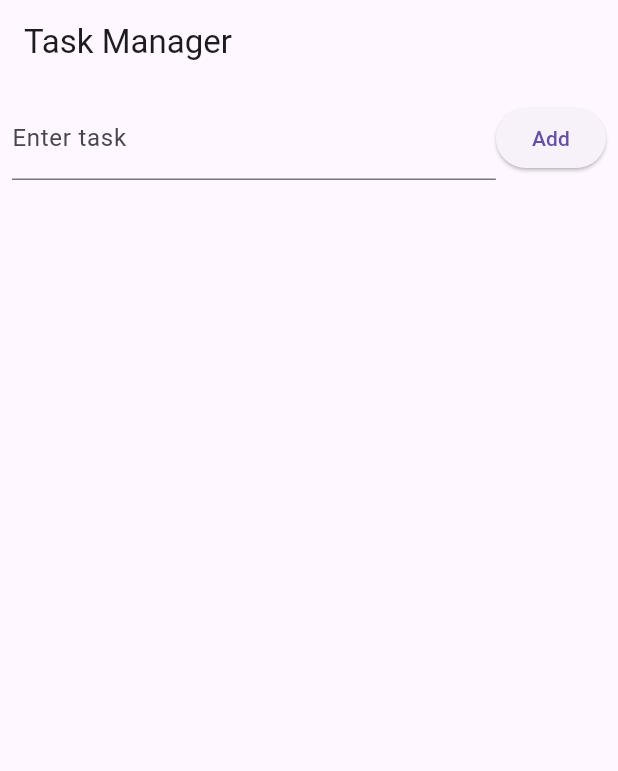
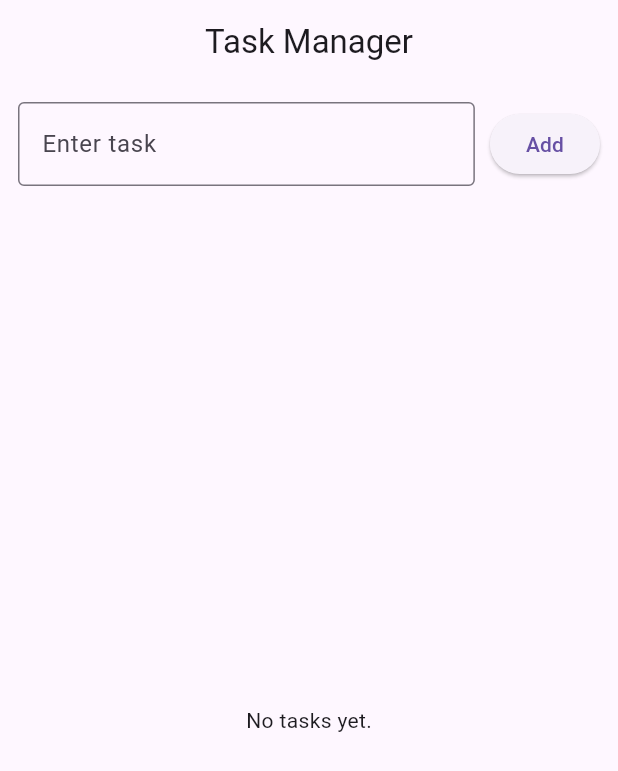
Before and after one commit to RurangwaDelice/Simple-Task-Manager, a Flutter app: the screen it shows after launch, on a phone screen of 412 x 824 dp. Shown: the top 771 px of the screen. Run offline on Flutter 3.47's test engine with Material 3 defaults, Android fonts, the phone set to English and light mode, and no system bars.

Commit message:
Describe what you changed in lib/main.dart

```diff
--- a/lib/main.dart
+++ b/lib/main.dart
@@ -8,7 +8,9 @@ class TaskManagerApp extends StatelessWidget {
   @override
   Widget build(BuildContext context) {
     return MaterialApp(
+      debugShowCheckedModeBanner: false,
       title: 'Simple Task Manager',
+      theme: ThemeData(primarySwatch: Colors.indigo),
       home: TaskListScreen(),
     );
   }
@@ -29,13 +31,20 @@ class _TaskListScreenState extends State<TaskListScreen> {
       setState(() {
         tasks.add(task);
         taskController.clear();
+        ScaffoldMessenger.of(context).showSnackBar(
+          SnackBar(content: Text('Task added!')),
+        );
       });
     }
   }
 
   void removeTask(int index) {
     setState(() {
+      String removedTask = tasks[index];
       tasks.removeAt(index);
+      ScaffoldMessenger.of(context).showSnackBar(
+        SnackBar(content: Text('Removed: $removedTask')),
+      );
     });
   }
 
@@ -44,20 +53,24 @@ class _TaskListScreenState extends State<TaskListScreen> {
     return Scaffold(
       appBar: AppBar(
         title: Text('Task Manager'),
+        centerTitle: true,
       ),
       body: Column(
         children: [
           Padding(
-            padding: EdgeInsets.all(8),
+            padding: EdgeInsets.all(12),
             child: Row(
-              children: [Expanded(
+              children: [
+                Expanded(
                   child: TextField(
                     controller: taskController,
                     decoration: InputDecoration(
                       labelText: 'Enter task',
+                      border: OutlineInputBorder(),
                     ),
                   ),
                 ),
+                SizedBox(width: 10),
                 ElevatedButton(
                   onPressed: addTask,
                   child: Text('Add'),
@@ -66,14 +79,19 @@ class _TaskListScreenState extends State<TaskListScreen> {
             ),
           ),
           Expanded(
-            child: ListView.builder(
+            child: tasks.isEmpty
+                ? Center(child: Text('No tasks yet.'))
+                : ListView.builder(
                     itemCount: tasks.length,
                     itemBuilder: (context, index) {
-                return ListTile(
+                      return Card(
+                        margin: EdgeInsets.symmetric(horizontal: 12, vertical: 4),
+                        child: ListTile(
                           title: Text(tasks[index]),
                           trailing: IconButton(
-                    icon: Icon(Icons.delete),
+                            icon: Icon(Icons.delete, color: Colors.red),
                             onPressed: () => removeTask(index),
+                          ),
                         ),
                       );
                     },
```
Lines whose indentation alone changed are shown as unchanged.
